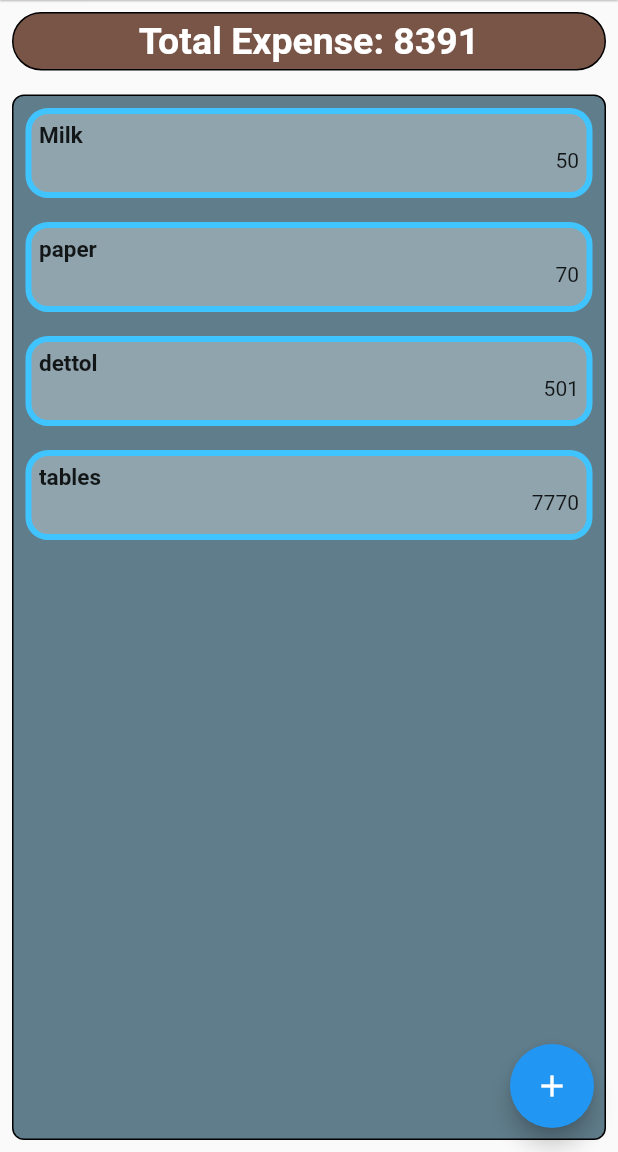
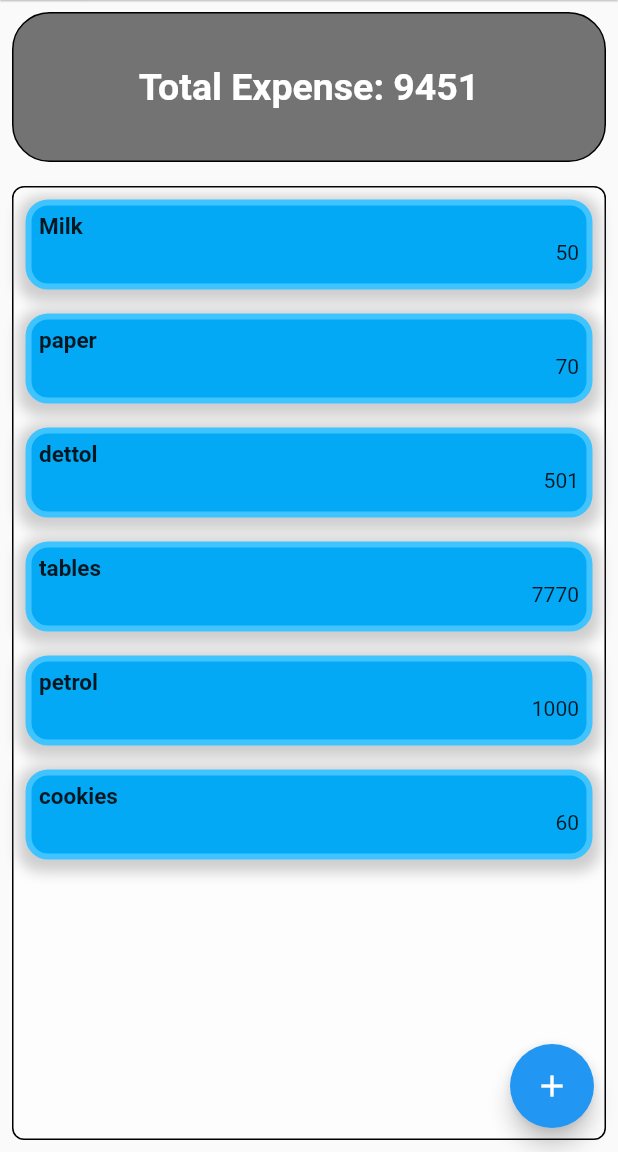
Before and after one commit to Melvin-Manoj/FinanceManagementApp, a Flutter app: the screen it shows after launch, on a phone screen of 412 x 824 dp, the part 84-1236 px from its top. Run offline on Flutter 3.47's test engine with Material 2 defaults, Android fonts, the phone set to English and light mode, and no system bars; our stand-ins replace shared_preferences.

Commit message:
probably the final version

```diff
--- a/lib/controller/app_data.dart
+++ b/lib/controller/app_data.dart
@@ -13,9 +13,13 @@ class AppData {
     Item(data: "paper" , price: 70),
     Item(data: "dettol", price: 501),
     Item(data: "tables" , price: 7770),
+    Item(data: "petrol", price: 1000),
+    Item(data: "cookies" , price: 60),
   ];
   static late SharedPreferences _sharedPreferences;
   static late List<String> _jsonItemList = [];
+
+  static getItemAt(int index) => _itemList[index].getData();
 
   static getTotalCost(){
     int _total = 0;
@@ -43,6 +47,14 @@ class AppData {
 
     await _sharedPreferences.setStringList('purchaseList', _jsonItemList);
   }
+  //latest feature added to remove an element 1:36
+
+  static Future<void> deleteEvent(int index) async {
+    _itemList.removeAt(index);
+    _jsonItemList.removeAt(index);
+
+    await _sharedPreferences.setStringList('purchaseList', _jsonItemList);
+  }
 
   static List<Item> getItems() {
     return _itemList;
--- a/lib/main.dart
+++ b/lib/main.dart
@@ -19,12 +19,6 @@ class HomePage extends StatefulWidget {
 }
 
 class _HomePageState extends State<HomePage> {
-
-  void _navigateToAddScreen(){
-    print("hello");
-    Navigator.of(context).pushReplacement(MaterialPageRoute(
-        builder: (BuildContext context) => const AddItem()));
-  }
 
   @override
   Widget build(BuildContext context) {
--- a/lib/views/add_item.dart
+++ b/lib/views/add_item.dart
@@ -60,6 +60,7 @@ class _AddItemState extends State<AddItem> {
                   ),
                   child: TextFormField(
                     cursorColor: Colors.black,
+                    keyboardType: TextInputType.number,
                     decoration: const InputDecoration(
                       hintText: 'price',
                     ),
--- a/lib/views/item_list.dart
+++ b/lib/views/item_list.dart
@@ -11,6 +11,36 @@ class ItemListView extends StatefulWidget {
 
 class _ItemListViewState extends State<ItemListView> {
 
+  //widget that creates the red background when an item is slided right.
+  Widget slideRightBackground() {
+    return Container(
+      color: Colors.red,
+      child: Align(
+        child: Row(
+          mainAxisAlignment: MainAxisAlignment.start,
+          children: const <Widget>[
+            SizedBox(
+              width: 20,
+            ),
+            Icon(
+              Icons.delete,
+              color: Colors.white,
+            ),
+            Text(
+              " Delete",
+              style: TextStyle(
+                color: Colors.white,
+                fontWeight: FontWeight.w700,
+              ),
+              textAlign: TextAlign.left,
+            ),
+          ],
+        ),
+        alignment: Alignment.centerLeft,
+      ),
+    );
+  }
+
   var itemList = AppData.getItems();
   @override
   Widget build(BuildContext context) {
@@ -21,19 +51,75 @@ class _ItemListViewState extends State<ItemListView> {
             border: Border.all(
               // color: Colors.blueAccent,
             ),
-            color: Colors.blueGrey,
+            color: Colors.white60,
             borderRadius: const BorderRadius.all(Radius.circular(8))
         ),
         child: ListView.builder(
           shrinkWrap: true,
           itemCount: itemList.length,
           itemBuilder: (BuildContext context, int index){
-            return Padding(
-              padding: const EdgeInsets.all(8.0),
-              child: PurchaseItem(
-                  itemName: itemList[index].getData(),
-                  price: itemList[index].getPrice()
+            return Dismissible(
+              key: UniqueKey(),
+              child: InkWell(
+                onTap: (){
+                  print("$index clicked");
+                },
+                child: Padding(
+                  padding: const EdgeInsets.all(8.0),
+                  child: PurchaseItem(
+                      itemName: itemList[index].getData(),
+                      price: itemList[index].getPrice()
+                  ),
+                ),
               ),
+              background: slideRightBackground(),
+
+              confirmDismiss: (direction) async {
+                if (direction == DismissDirection.startToEnd) {
+                  bool res = false;
+                  await showDialog(
+                      context: context,
+                      builder: (BuildContext context) {
+                        return AlertDialog(
+                          content: Text(
+                              "Are you sure you want to delete ${AppData
+                                  .getItemAt(index)}?"),
+                          actions: <Widget>[
+                            TextButton(
+                              child: const Text(
+                                "Cancel",
+                                style: TextStyle(color: Colors.black),
+                              ),
+                              onPressed: () {
+                                res = false;
+                                Navigator.of(context).pop();
+                              },
+                            ),
+                            TextButton(
+                              child: const Text(
+                                "Delete",
+                                style: TextStyle(color: Colors.red),
+                              ),
+                              onPressed: () {
+                                // TODO: Delete the item from DB etc..
+                                print("deleted the item ${AppData.getItemAt(
+                                    index)}");
+                                setState(() {
+
+                                  AppData.deleteEvent(index);
+                                });
+                                print("set state ended");
+                                res = true;
+                                Navigator.of(context).pop();
+                              },
+                            ),
+                          ],
+                        );
+                      });
+                  return res;
+                }
+              }
+
             );
           }),
       ),
--- a/lib/views/item_view.dart
+++ b/lib/views/item_view.dart
@@ -29,8 +29,16 @@ class _PurchaseItemState extends State<PurchaseItem> {
             color: Colors.lightBlueAccent,
             width: 4
           ),
-          color: Colors.white30,
-          borderRadius: BorderRadius.all(Radius.circular(_itemHeight/4))
+          color: Colors.lightBlue,
+          borderRadius: BorderRadius.all(Radius.circular(_itemHeight/4)),
+        boxShadow: [
+          BoxShadow(
+            color: Colors.grey.withOpacity(0.5),
+            spreadRadius: 5,
+            blurRadius: 7,
+            offset: Offset(0, 3), // changes position of shadow
+          ),
+        ],
       ),
       child: Column(
         children: [
--- a/lib/views/total_view.dart
+++ b/lib/views/total_view.dart
@@ -4,7 +4,7 @@ class TotalView extends StatelessWidget {
   TotalView({Key? key}) : super(key: key);
 
   final int _totalCost = AppData.getTotalCost();
-  final int _height = 100;
+  final double _height = 100;
 
   @override
   Widget build(BuildContext context) {
@@ -12,7 +12,7 @@ class TotalView extends StatelessWidget {
       padding: const EdgeInsets.all(8.0),
       child: Container(
         padding: EdgeInsets.all(4.0),
-
+        height: _height,
         child: Align(
           alignment: Alignment.center,
           child: Text("Total Expense: $_totalCost",
@@ -25,7 +25,7 @@ class TotalView extends StatelessWidget {
         ),
         decoration: BoxDecoration(
             border: Border.all(),
-            color: Colors.brown,
+            color: Colors.black54,
             borderRadius: BorderRadius.all(Radius.circular(_height/4))
         ),
       ),
```
